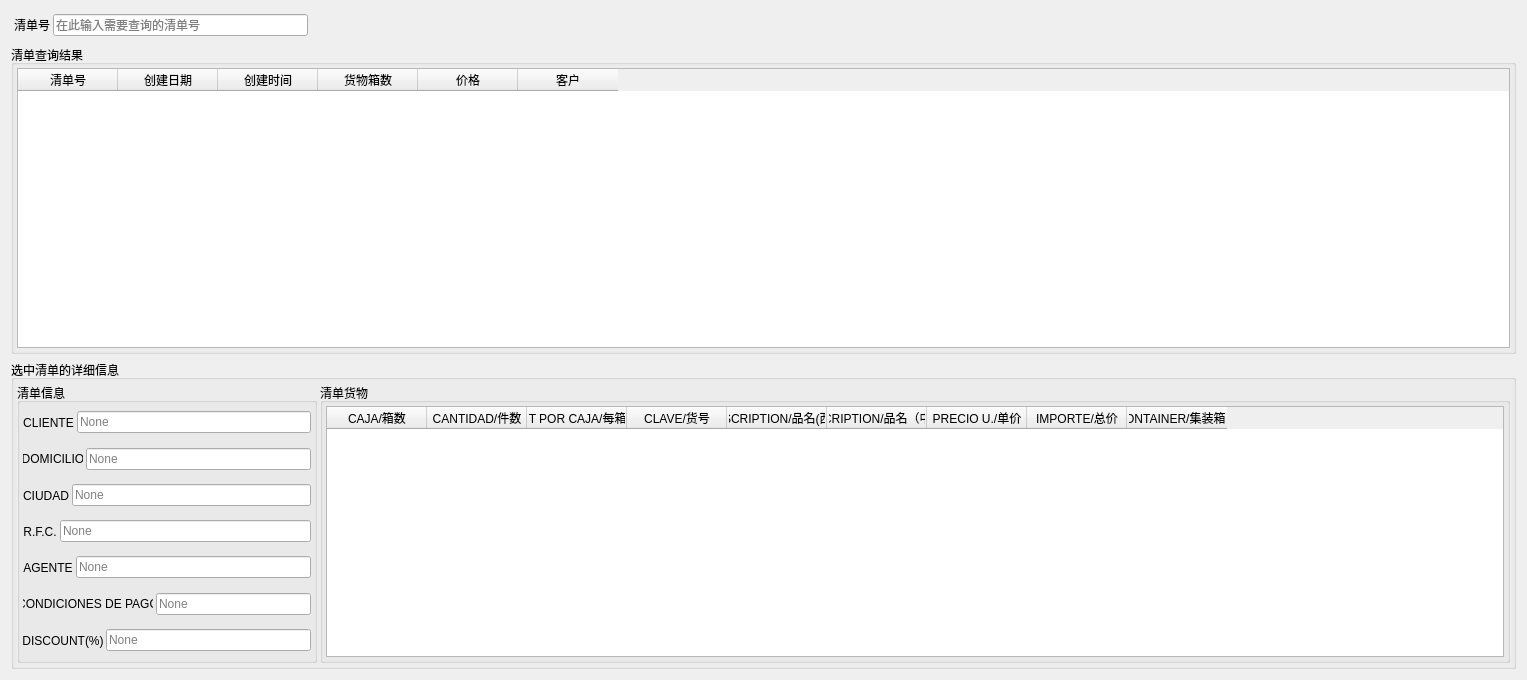
Above: CompanyStroageManagement/Search_List_Win.ui from linxinwNeo/CompanyStroageManagement before the change. Below: the same form after it.
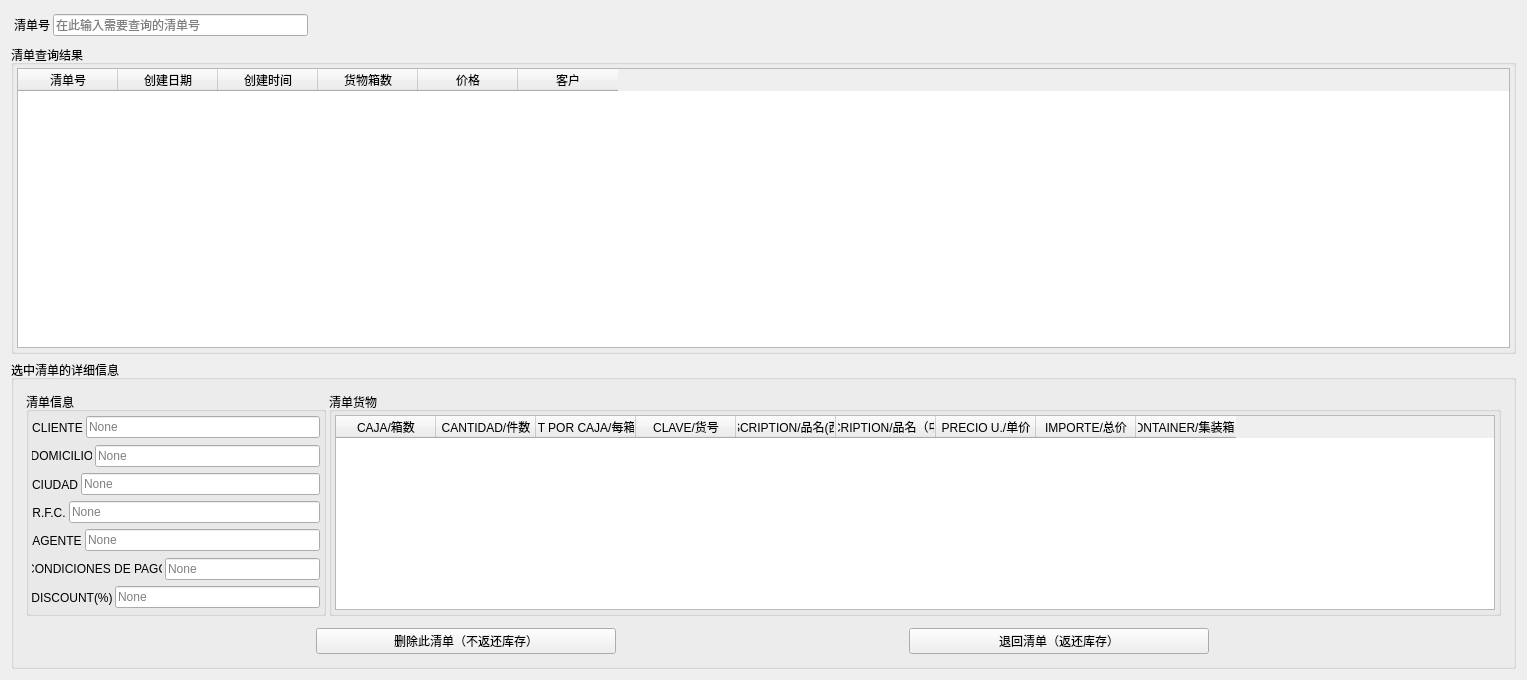
That is the form after the change.

Patch:
```diff
--- a/CompanyStroageManagement/Search_List_Win.ui
+++ b/CompanyStroageManagement/Search_List_Win.ui
@@ -133,6 +133,9 @@
      <property name="title">
       <string>选中清单的详细信息</string>
      </property>
+     <layout class="QVBoxLayout" name="verticalLayout_3">
+      <item>
+       <widget class="QWidget" name="widget" native="true">
      <layout class="QHBoxLayout" name="horizontalLayout_6">
       <property name="spacing">
        <number>3</number>
@@ -651,6 +654,56 @@
              <string>CONTAINER/集装箱号</string>
             </property>
            </column>
+             </widget>
+            </item>
+           </layout>
+          </widget>
+         </item>
+        </layout>
+       </widget>
+      </item>
+      <item>
+       <widget class="QWidget" name="widget_2" native="true">
+        <layout class="QHBoxLayout" name="horizontalLayout_7">
+         <property name="spacing">
+          <number>3</number>
+         </property>
+         <property name="leftMargin">
+          <number>3</number>
+         </property>
+         <property name="topMargin">
+          <number>3</number>
+         </property>
+         <property name="rightMargin">
+          <number>3</number>
+         </property>
+         <property name="bottomMargin">
+          <number>3</number>
+         </property>
+         <item>
+          <widget class="QPushButton" name="pushButton">
+           <property name="maximumSize">
+            <size>
+             <width>300</width>
+             <height>16777215</height>
+            </size>
+           </property>
+           <property name="text">
+            <string>删除此清单（不返还库存）</string>
+           </property>
+          </widget>
+         </item>
+         <item>
+          <widget class="QPushButton" name="pushButton_2">
+           <property name="maximumSize">
+            <size>
+             <width>300</width>
+             <height>16777215</height>
+            </size>
+           </property>
+           <property name="text">
+            <string>退回清单（返还库存）</string>
+           </property>
           </widget>
          </item>
         </layout>
```
Lines whose indentation alone changed are shown as unchanged.
